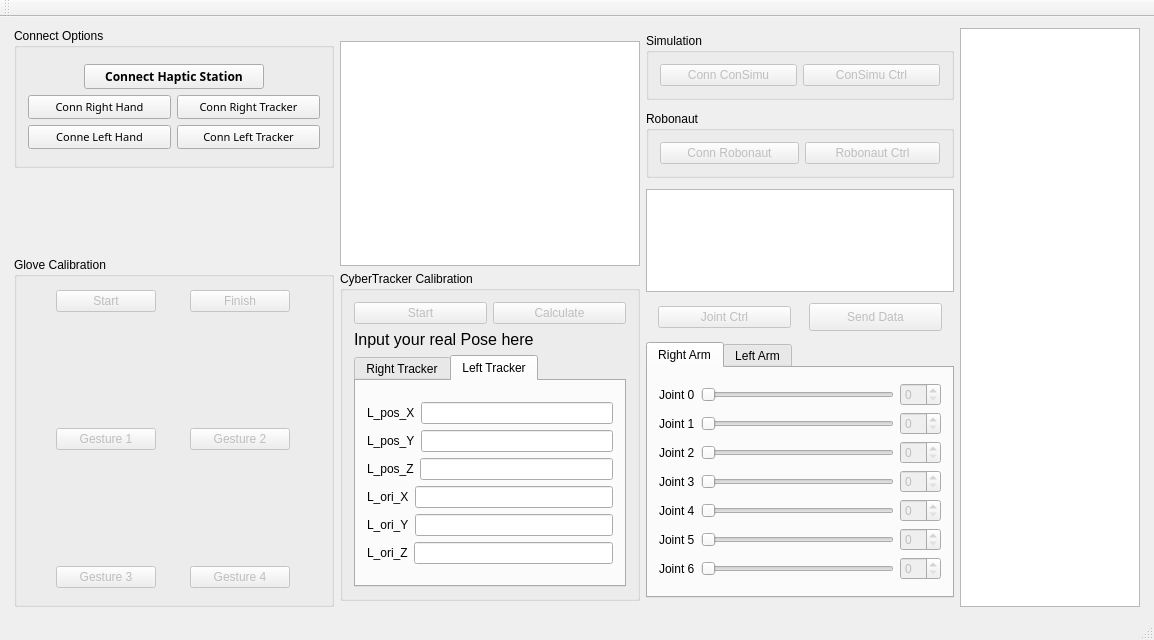
Qt form CyberSystem/cybersystem.ui (aaron-chenjianhui/CyberSystem_Old) before a commit.
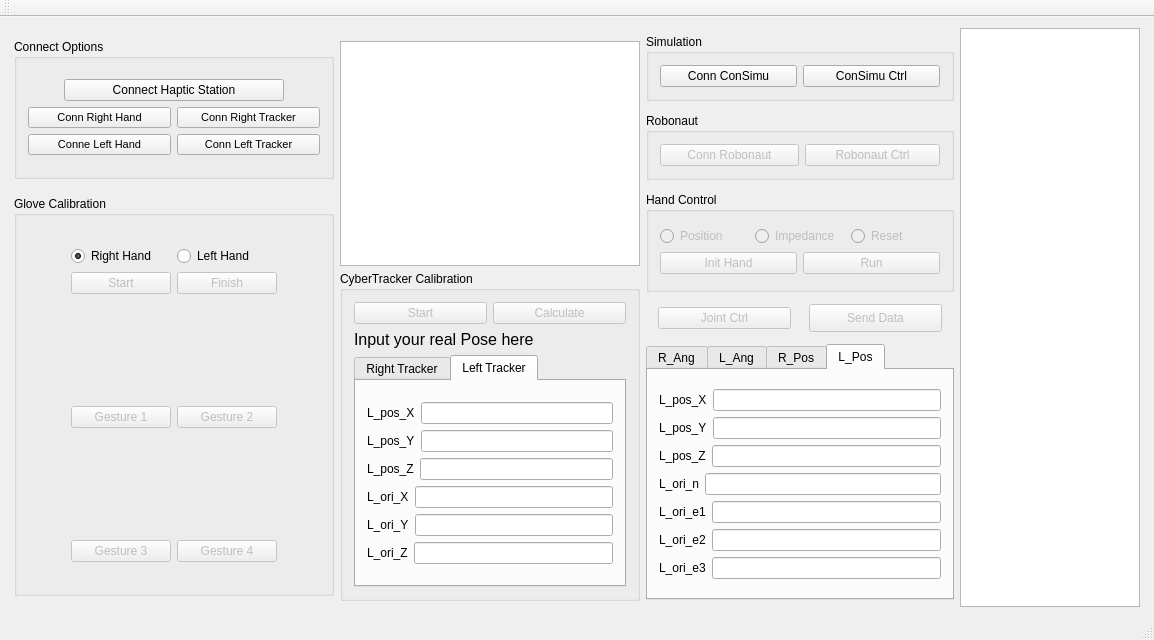
The same form after that commit. The open tabs and pages were chosen to show the change. Icons and pictures are not drawn.

```diff
--- a/CyberSystem/cybersystem.ui
+++ b/CyberSystem/cybersystem.ui
@@ -44,11 +44,11 @@
      <height>640</height>
     </size>
    </property>
-   <layout class="QGridLayout" name="gridLayout_7">
+   <layout class="QGridLayout" name="gridLayout_13">
     <item row="0" column="0">
-     <layout class="QHBoxLayout" name="horizontalLayout_9">
-      <item>
-       <layout class="QVBoxLayout" name="m_pLVerLayout">
+     <layout class="QGridLayout" name="gridLayout_12">
+      <item row="0" column="0">
+       <layout class="QVBoxLayout" name="verticalLayout_5">
         <item>
          <widget class="QGroupBox" name="m_pConnBox">
           <property name="minimumSize">
@@ -79,7 +79,7 @@
                </property>
                <property name="sizeHint" stdset="0">
                 <size>
-                 <width>50</width>
+                 <width>30</width>
                  <height>20</height>
                 </size>
                </property>
@@ -87,12 +87,18 @@
              </item>
              <item row="0" column="1" colspan="2">
               <widget class="QPushButton" name="m_pInitBtn">
+               <property name="minimumSize">
+                <size>
+                 <width>200</width>
+                 <height>0</height>
+                </size>
+               </property>
                <property name="font">
                 <font>
-                 <family>Aharoni</family>
+                 <family>Arial</family>
                  <pointsize>9</pointsize>
-                 <weight>75</weight>
-                 <bold>true</bold>
+                 <weight>50</weight>
+                 <bold>false</bold>
                 </font>
                </property>
                <property name="text">
@@ -110,7 +116,7 @@
                </property>
                <property name="sizeHint" stdset="0">
                 <size>
-                 <width>50</width>
+                 <width>30</width>
                  <height>20</height>
                 </size>
                </property>
@@ -120,7 +126,7 @@
               <widget class="QPushButton" name="m_pInitRHBtn">
                <property name="font">
                 <font>
-                 <family>Aharoni</family>
+                 <family>Arial</family>
                  <pointsize>8</pointsize>
                 </font>
                </property>
@@ -133,7 +139,7 @@
               <widget class="QPushButton" name="m_pInitRTBtn">
                <property name="font">
                 <font>
-                 <family>Aharoni</family>
+                 <family>Arial</family>
                  <pointsize>8</pointsize>
                 </font>
                </property>
@@ -152,7 +158,7 @@
               <widget class="QPushButton" name="m_pInitLHBtn">
                <property name="font">
                 <font>
-                 <family>Aharoni</family>
+                 <family>Arial</family>
                  <pointsize>8</pointsize>
                 </font>
                </property>
@@ -165,7 +171,7 @@
               <widget class="QPushButton" name="m_pInitLTBtn">
                <property name="font">
                 <font>
-                 <family>Aharoni</family>
+                 <family>Arial</family>
                  <pointsize>8</pointsize>
                 </font>
                </property>
@@ -179,37 +185,48 @@
           </layout>
          </widget>
         </item>
-        <item>
-         <spacer name="verticalSpacer_2">
-          <property name="orientation">
-           <enum>Qt::Vertical</enum>
-          </property>
-          <property name="sizeHint" stdset="0">
-           <size>
-            <width>20</width>
-            <height>40</height>
-           </size>
-          </property>
-         </spacer>
-        </item>
         <item>
          <widget class="QGroupBox" name="m_pGloveBox">
           <property name="minimumSize">
            <size>
             <width>320</width>
-            <height>350</height>
+            <height>400</height>
            </size>
           </property>
           <property name="maximumSize">
            <size>
             <width>320</width>
-            <height>350</height>
+            <height>400</height>
            </size>
           </property>
           <property name="title">
            <string>Glove Calibration</string>
           </property>
+          <layout class="QGridLayout" name="gridLayout_9">
+           <item row="0" column="0">
           <layout class="QGridLayout" name="gridLayout_2">
+             <item row="4" column="0">
+              <widget class="QLabel" name="m_pGes_three">
+               <property name="sizePolicy">
+                <sizepolicy hsizetype="Fixed" vsizetype="Fixed">
+                 <horstretch>0</horstretch>
+                 <verstretch>0</verstretch>
+                </sizepolicy>
+               </property>
+               <property name="minimumSize">
+                <size>
+                 <width>100</width>
+                 <height>100</height>
+                </size>
+               </property>
+               <property name="text">
+                <string/>
+               </property>
+               <property name="pixmap">
+                <pixmap resource="cybersystem.qrc">:/CyberSystem/Resources/Posture 3.bmp</pixmap>
+               </property>
+              </widget>
+             </item>
            <item row="4" column="1">
             <widget class="QLabel" name="m_pGes_four">
              <property name="sizePolicy">
@@ -232,17 +249,55 @@
              </property>
             </widget>
            </item>
-           <item row="2" column="0">
-            <widget class="QPushButton" name="m_pGesBtn_one">
+             <item row="5" column="0">
+              <widget class="QPushButton" name="m_pGesBtn_three">
              <property name="enabled">
               <bool>false</bool>
              </property>
+               <property name="maximumSize">
+                <size>
+                 <width>100</width>
+                 <height>16777215</height>
+                </size>
+               </property>
              <property name="text">
-              <string>Gesture 1</string>
+                <string>Gesture 3</string>
+               </property>
+              </widget>
+             </item>
+             <item row="5" column="1">
+              <widget class="QPushButton" name="m_pGesBtn_four">
+               <property name="enabled">
+                <bool>false</bool>
+               </property>
+               <property name="maximumSize">
+                <size>
+                 <width>100</width>
+                 <height>16777215</height>
+                </size>
+               </property>
+               <property name="text">
+                <string>Gesture 4</string>
              </property>
             </widget>
            </item>
            <item row="1" column="1">
+              <widget class="QPushButton" name="m_pFinshBtn">
+               <property name="enabled">
+                <bool>false</bool>
+               </property>
+               <property name="maximumSize">
+                <size>
+                 <width>100</width>
+                 <height>16777215</height>
+                </size>
+               </property>
+               <property name="text">
+                <string>Finish</string>
+               </property>
+              </widget>
+             </item>
+             <item row="2" column="1">
             <widget class="QLabel" name="m_pGes_two">
              <property name="sizePolicy">
               <sizepolicy hsizetype="Fixed" vsizetype="Fixed">
@@ -264,79 +319,78 @@
              </property>
             </widget>
            </item>
-           <item row="2" column="1">
+             <item row="3" column="0">
+              <widget class="QPushButton" name="m_pGesBtn_one">
+               <property name="enabled">
+                <bool>false</bool>
+               </property>
+               <property name="maximumSize">
+                <size>
+                 <width>100</width>
+                 <height>16777215</height>
+                </size>
+               </property>
+               <property name="text">
+                <string>Gesture 1</string>
+               </property>
+              </widget>
+             </item>
+             <item row="3" column="1">
             <widget class="QPushButton" name="m_pGesBtn_two">
              <property name="enabled">
               <bool>false</bool>
              </property>
+               <property name="maximumSize">
+                <size>
+                 <width>100</width>
+                 <height>16777215</height>
+                </size>
+               </property>
              <property name="text">
               <string>Gesture 2</string>
              </property>
             </widget>
            </item>
            <item row="0" column="0">
+              <widget class="QRadioButton" name="m_pRHCaliRdBtn">
+               <property name="text">
+                <string>Right Hand</string>
+               </property>
+               <property name="checked">
+                <bool>true</bool>
+               </property>
+              </widget>
+             </item>
+             <item row="0" column="1">
+              <widget class="QRadioButton" name="m_pLHCaliRdBtn">
+               <property name="text">
+                <string>Left Hand</string>
+               </property>
+              </widget>
+             </item>
+             <item row="1" column="0">
             <widget class="QPushButton" name="m_pGlStartBtn">
              <property name="enabled">
               <bool>false</bool>
              </property>
-             <property name="text">
-              <string>Start</string>
-             </property>
-            </widget>
-           </item>
-           <item row="4" column="0">
-            <widget class="QLabel" name="m_pGes_three">
-             <property name="sizePolicy">
-              <sizepolicy hsizetype="Fixed" vsizetype="Fixed">
-               <horstretch>0</horstretch>
-               <verstretch>0</verstretch>
-              </sizepolicy>
-             </property>
              <property name="minimumSize">
               <size>
                <width>100</width>
-               <height>100</height>
-              </size>
-             </property>
-             <property name="text">
-              <string/>
-             </property>
-             <property name="pixmap">
-              <pixmap resource="cybersystem.qrc">:/CyberSystem/Resources/Posture 3.bmp</pixmap>
-             </property>
-            </widget>
-           </item>
-           <item row="0" column="1">
-            <widget class="QPushButton" name="m_pFinshBtn">
-             <property name="enabled">
-              <bool>false</bool>
-             </property>
+                 <height>0</height>
+                </size>
+               </property>
+               <property name="maximumSize">
+                <size>
+                 <width>100</width>
+                 <height>16777215</height>
+                </size>
+               </property>
              <property name="text">
-              <string>Finish</string>
+                <string>Start</string>
              </property>
             </widget>
            </item>
-           <item row="5" column="1">
-            <widget class="QPushButton" name="m_pGesBtn_four">
-             <property name="enabled">
-              <bool>false</bool>
-             </property>
-             <property name="text">
-              <string>Gesture 4</string>
-             </property>
-            </widget>
-           </item>
-           <item row="5" column="0">
-            <widget class="QPushButton" name="m_pGesBtn_three">
-             <property name="enabled">
-              <bool>false</bool>
-             </property>
-             <property name="text">
-              <string>Gesture 3</string>
-             </property>
-            </widget>
-           </item>
-           <item row="1" column="0">
+             <item row="2" column="0">
             <widget class="QLabel" name="m_pGes_one">
              <property name="sizePolicy">
               <sizepolicy hsizetype="Fixed" vsizetype="Fixed">
@@ -359,11 +413,13 @@
             </widget>
            </item>
           </layout>
+           </item>
+          </layout>
          </widget>
         </item>
        </layout>
       </item>
-      <item>
+      <item row="0" column="1">
        <layout class="QVBoxLayout" name="m_pMVerLayout">
         <item>
          <widget class="QTextBrowser" name="m_pDataDisBs">
@@ -439,7 +495,7 @@
              <item row="2" column="0" colspan="2">
               <widget class="QTabWidget" name="m_pTraCaliWidget">
                <property name="currentIndex">
-                <number>0</number>
+                <number>1</number>
                </property>
                <widget class="QWidget" name="m_pRTraTab">
                 <attribute name="title">
@@ -724,9 +780,9 @@
         </item>
        </layout>
       </item>
+      <item row="0" column="2">
+       <layout class="QVBoxLayout" name="verticalLayout_9">
       <item>
-       <layout class="QGridLayout" name="gridLayout_9">
-        <item row="0" column="0">
          <widget class="QGroupBox" name="m_pSimuBox">
           <property name="minimumSize">
            <size>
@@ -747,7 +803,7 @@
            <item row="0" column="0">
             <widget class="QPushButton" name="m_pSimuConnBtn">
              <property name="enabled">
-              <bool>false</bool>
+              <bool>true</bool>
              </property>
              <property name="text">
               <string>Conn ConSimu</string>
@@ -757,7 +813,7 @@
            <item row="0" column="1">
             <widget class="QPushButton" name="m_pSimuRunBtn">
              <property name="enabled">
-              <bool>false</bool>
+              <bool>true</bool>
              </property>
              <property name="text">
               <string>ConSimu Ctrl</string>
@@ -767,7 +823,7 @@
           </layout>
          </widget>
         </item>
-        <item row="1" column="0">
+        <item>
          <widget class="QGroupBox" name="m_pRoboBox">
           <property name="minimumSize">
            <size>
@@ -832,23 +888,90 @@
           </layout>
          </widget>
         </item>
-        <item row="2" column="0">
-         <widget class="QTextBrowser" name="m_pRoboDataDisBs">
+        <item>
+         <widget class="QGroupBox" name="groupBox">
+          <property name="minimumSize">
+           <size>
+            <width>0</width>
+            <height>100</height>
+           </size>
+          </property>
           <property name="maximumSize">
            <size>
-            <width>308</width>
-            <height>103</height>
+            <width>16777215</width>
+            <height>100</height>
            </size>
           </property>
-          <property name="sizeIncrement">
-           <size>
-            <width>308</width>
-            <height>103</height>
-           </size>
+          <property name="title">
+           <string>Hand Control</string>
           </property>
-         </widget>
-        </item>
-        <item row="3" column="0">
+          <layout class="QGridLayout" name="gridLayout_7">
+           <item row="0" column="0">
+            <layout class="QVBoxLayout" name="verticalLayout_2">
+             <item>
+              <layout class="QHBoxLayout" name="horizontalLayout_10">
+               <item>
+                <widget class="QRadioButton" name="m_pPosRdBtn">
+                 <property name="enabled">
+                  <bool>false</bool>
+                 </property>
+                 <property name="text">
+                  <string>Position</string>
+                 </property>
+                </widget>
+               </item>
+               <item>
+                <widget class="QRadioButton" name="m_pImpRdBtn">
+                 <property name="enabled">
+                  <bool>false</bool>
+                 </property>
+                 <property name="text">
+                  <string>Impedance</string>
+                 </property>
+                </widget>
+               </item>
+               <item>
+                <widget class="QRadioButton" name="m_pResRdBtn">
+                 <property name="enabled">
+                  <bool>false</bool>
+                 </property>
+                 <property name="text">
+                  <string>Reset</string>
+                 </property>
+                </widget>
+               </item>
+              </layout>
+             </item>
+             <item>
+              <layout class="QHBoxLayout" name="horizontalLayout_9">
+               <item>
+                <widget class="QPushButton" name="m_pInitHandBtn">
+                 <property name="enabled">
+                  <bool>false</bool>
+                 </property>
+                 <property name="text">
+                  <string>Init Hand</string>
+                 </property>
+                </widget>
+               </item>
+               <item>
+                <widget class="QPushButton" name="m_pRunHandBtn">
+                 <property name="enabled">
+                  <bool>false</bool>
+                 </property>
+                 <property name="text">
+                  <string>Run</string>
+                 </property>
+                </widget>
+               </item>
+              </layout>
+             </item>
+            </layout>
+           </item>
+          </layout>
+         </widget>
+        </item>
+        <item>
          <layout class="QHBoxLayout" name="horizontalLayout_6">
           <item>
            <widget class="QPushButton" name="m_pJointCtrlBtn">
@@ -896,8 +1019,11 @@
           </item>
          </layout>
         </item>
-        <item row="4" column="0">
+        <item>
          <widget class="QTabWidget" name="m_pJoSetWidget">
+          <property name="enabled">
+           <bool>true</bool>
+          </property>
           <property name="maximumSize">
            <size>
             <width>308</width>
@@ -915,9 +1041,9 @@
           </property>
           <widget class="QWidget" name="m_pRArmTab">
            <attribute name="title">
-            <string>Right Arm</string>
+            <string>R_Ang</string>
            </attribute>
-           <layout class="QGridLayout" name="gridLayout_3">
+           <layout class="QGridLayout" name="gridLayout_14">
             <item row="0" column="0">
              <layout class="QVBoxLayout" name="verticalLayout">
               <item>
@@ -1167,7 +1293,7 @@
           </widget>
           <widget class="QWidget" name="m_pLArmTab">
            <attribute name="title">
-            <string>Left Arm</string>
+            <string>L_Ang</string>
            </attribute>
            <layout class="QGridLayout" name="gridLayout_4">
             <item row="0" column="0">
@@ -1414,11 +1540,327 @@
             </item>
            </layout>
           </widget>
-         </widget>
-        </item>
+          <widget class="QWidget" name="m_pRArmPosTab">
+           <attribute name="title">
+            <string>R_Pos</string>
+           </attribute>
+           <layout class="QGridLayout" name="gridLayout_3">
+            <item row="0" column="0">
+             <layout class="QVBoxLayout" name="verticalLayout_4">
+              <item>
+               <layout class="QHBoxLayout" name="horizontalLayout_49">
+                <item>
+                 <widget class="QLabel" name="m_pLPosXLbl_2">
+                  <property name="text">
+                   <string>R_pos_X</string>
+                  </property>
+                 </widget>
+                </item>
+                <item>
+                 <widget class="QLineEdit" name="m_pRPosXCmd">
+                  <property name="minimumSize">
+                   <size>
+                    <width>120</width>
+                    <height>0</height>
+                   </size>
+                  </property>
+                 </widget>
+                </item>
        </layout>
       </item>
       <item>
+               <layout class="QHBoxLayout" name="horizontalLayout_50">
+                <item>
+                 <widget class="QLabel" name="m_pLPosYLbl_2">
+                  <property name="text">
+                   <string>R_pos_Y</string>
+                  </property>
+                 </widget>
+                </item>
+                <item>
+                 <widget class="QLineEdit" name="m_pRPosYCmd">
+                  <property name="minimumSize">
+                   <size>
+                    <width>120</width>
+                    <height>0</height>
+                   </size>
+                  </property>
+                 </widget>
+                </item>
+               </layout>
+              </item>
+              <item>
+               <layout class="QHBoxLayout" name="horizontalLayout_51">
+                <item>
+                 <widget class="QLabel" name="m_pLPosZLbl_2">
+                  <property name="text">
+                   <string>R_pos_Z</string>
+                  </property>
+                 </widget>
+                </item>
+                <item>
+                 <widget class="QLineEdit" name="m_pRPosZCmd">
+                  <property name="minimumSize">
+                   <size>
+                    <width>120</width>
+                    <height>0</height>
+                   </size>
+                  </property>
+                 </widget>
+                </item>
+               </layout>
+              </item>
+              <item>
+               <layout class="QHBoxLayout" name="horizontalLayout_52">
+                <item>
+                 <widget class="QLabel" name="m_pLOriXLbl_2">
+                  <property name="text">
+                   <string>R_ori_n</string>
+                  </property>
+                 </widget>
+                </item>
+                <item>
+                 <widget class="QLineEdit" name="m_pROri1Cmd">
+                  <property name="minimumSize">
+                   <size>
+                    <width>120</width>
+                    <height>0</height>
+                   </size>
+                  </property>
+                 </widget>
+                </item>
+               </layout>
+              </item>
+              <item>
+               <layout class="QHBoxLayout" name="horizontalLayout_53">
+                <item>
+                 <widget class="QLabel" name="m_pLOriYLbl_2">
+                  <property name="text">
+                   <string>R_ori_e1</string>
+                  </property>
+                 </widget>
+                </item>
+                <item>
+                 <widget class="QLineEdit" name="m_pROri2Cmd">
+                  <property name="minimumSize">
+                   <size>
+                    <width>120</width>
+                    <height>0</height>
+                   </size>
+                  </property>
+                 </widget>
+                </item>
+               </layout>
+              </item>
+              <item>
+               <layout class="QHBoxLayout" name="horizontalLayout_54">
+                <item>
+                 <widget class="QLabel" name="m_pLOriZLbl_2">
+                  <property name="text">
+                   <string>R_ori_e2</string>
+                  </property>
+                 </widget>
+                </item>
+                <item>
+                 <widget class="QLineEdit" name="m_pROri3Cmd">
+                  <property name="minimumSize">
+                   <size>
+                    <width>120</width>
+                    <height>0</height>
+                   </size>
+                  </property>
+                 </widget>
+                </item>
+               </layout>
+              </item>
+              <item>
+               <layout class="QHBoxLayout" name="horizontalLayout_61">
+                <item>
+                 <widget class="QLabel" name="m_pLPosXLbl_4">
+                  <property name="text">
+                   <string>R_pos_e3</string>
+                  </property>
+                 </widget>
+                </item>
+                <item>
+                 <widget class="QLineEdit" name="m_pROri4Cmd">
+                  <property name="minimumSize">
+                   <size>
+                    <width>120</width>
+                    <height>0</height>
+                   </size>
+                  </property>
+                 </widget>
+                </item>
+               </layout>
+              </item>
+             </layout>
+            </item>
+           </layout>
+          </widget>
+          <widget class="QWidget" name="m_pLArmPosTab">
+           <attribute name="title">
+            <string>L_Pos</string>
+           </attribute>
+           <layout class="QGridLayout" name="gridLayout_11">
+            <item row="0" column="0">
+             <layout class="QVBoxLayout" name="verticalLayout_8">
+              <item>
+               <layout class="QHBoxLayout" name="horizontalLayout_55">
+                <item>
+                 <widget class="QLabel" name="m_pLPosXLbl_3">
+                  <property name="text">
+                   <string>L_pos_X</string>
+                  </property>
+                 </widget>
+                </item>
+                <item>
+                 <widget class="QLineEdit" name="m_pLPosXCmd">
+                  <property name="minimumSize">
+                   <size>
+                    <width>120</width>
+                    <height>0</height>
+                   </size>
+                  </property>
+                 </widget>
+                </item>
+               </layout>
+              </item>
+              <item>
+               <layout class="QHBoxLayout" name="horizontalLayout_56">
+                <item>
+                 <widget class="QLabel" name="m_pLPosYLbl_3">
+                  <property name="text">
+                   <string>L_pos_Y</string>
+                  </property>
+                 </widget>
+                </item>
+                <item>
+                 <widget class="QLineEdit" name="m_pLPosYCmd">
+                  <property name="minimumSize">
+                   <size>
+                    <width>120</width>
+                    <height>0</height>
+                   </size>
+                  </property>
+                 </widget>
+                </item>
+               </layout>
+              </item>
+              <item>
+               <layout class="QHBoxLayout" name="horizontalLayout_57">
+                <item>
+                 <widget class="QLabel" name="m_pLPosZLbl_3">
+                  <property name="text">
+                   <string>L_pos_Z</string>
+                  </property>
+                 </widget>
+                </item>
+                <item>
+                 <widget class="QLineEdit" name="m_pLPosZCmd">
+                  <property name="minimumSize">
+                   <size>
+                    <width>120</width>
+                    <height>0</height>
+                   </size>
+                  </property>
+                 </widget>
+                </item>
+               </layout>
+              </item>
+              <item>
+               <layout class="QHBoxLayout" name="horizontalLayout_58">
+                <item>
+                 <widget class="QLabel" name="m_pLOriXLbl_3">
+                  <property name="text">
+                   <string>L_ori_n</string>
+                  </property>
+                 </widget>
+                </item>
+                <item>
+                 <widget class="QLineEdit" name="m_pLOri1Cmd">
+                  <property name="minimumSize">
+                   <size>
+                    <width>120</width>
+                    <height>0</height>
+                   </size>
+                  </property>
+                 </widget>
+                </item>
+               </layout>
+              </item>
+              <item>
+               <layout class="QHBoxLayout" name="horizontalLayout_59">
+                <item>
+                 <widget class="QLabel" name="m_pLOriYLbl_3">
+                  <property name="text">
+                   <string>L_ori_e1</string>
+                  </property>
+                 </widget>
+                </item>
+                <item>
+                 <widget class="QLineEdit" name="m_pLOri2Cmd">
+                  <property name="minimumSize">
+                   <size>
+                    <width>120</width>
+                    <height>0</height>
+                   </size>
+                  </property>
+                 </widget>
+                </item>
+               </layout>
+              </item>
+              <item>
+               <layout class="QHBoxLayout" name="horizontalLayout_60">
+                <item>
+                 <widget class="QLabel" name="m_pLOriZLbl_3">
+                  <property name="text">
+                   <string>L_ori_e2</string>
+                  </property>
+                 </widget>
+                </item>
+                <item>
+                 <widget class="QLineEdit" name="m_pLOri3Cmd">
+                  <property name="minimumSize">
+                   <size>
+                    <width>120</width>
+                    <height>0</height>
+                   </size>
+                  </property>
+                 </widget>
+                </item>
+               </layout>
+              </item>
+              <item>
+               <layout class="QHBoxLayout" name="horizontalLayout_62">
+                <item>
+                 <widget class="QLabel" name="m_pLOriZLbl_4">
+                  <property name="text">
+                   <string>L_ori_e3</string>
+                  </property>
+                 </widget>
+                </item>
+                <item>
+                 <widget class="QLineEdit" name="m_pLOri4Cmd">
+                  <property name="minimumSize">
+                   <size>
+                    <width>120</width>
+                    <height>0</height>
+                   </size>
+                  </property>
+                 </widget>
+                </item>
+               </layout>
+              </item>
+             </layout>
+            </item>
+           </layout>
+          </widget>
+         </widget>
+        </item>
+       </layout>
+      </item>
+      <item row="0" column="3">
        <widget class="QTextBrowser" name="m_pCommadBs">
         <property name="minimumSize">
          <size>
@@ -1445,7 +1887,7 @@
      <x>0</x>
      <y>0</y>
      <width>1154</width>
-     <height>23</height>
+     <height>26</height>
     </rect>
    </property>
   </widget>
```
Lines whose indentation alone changed are shown as unchanged.
